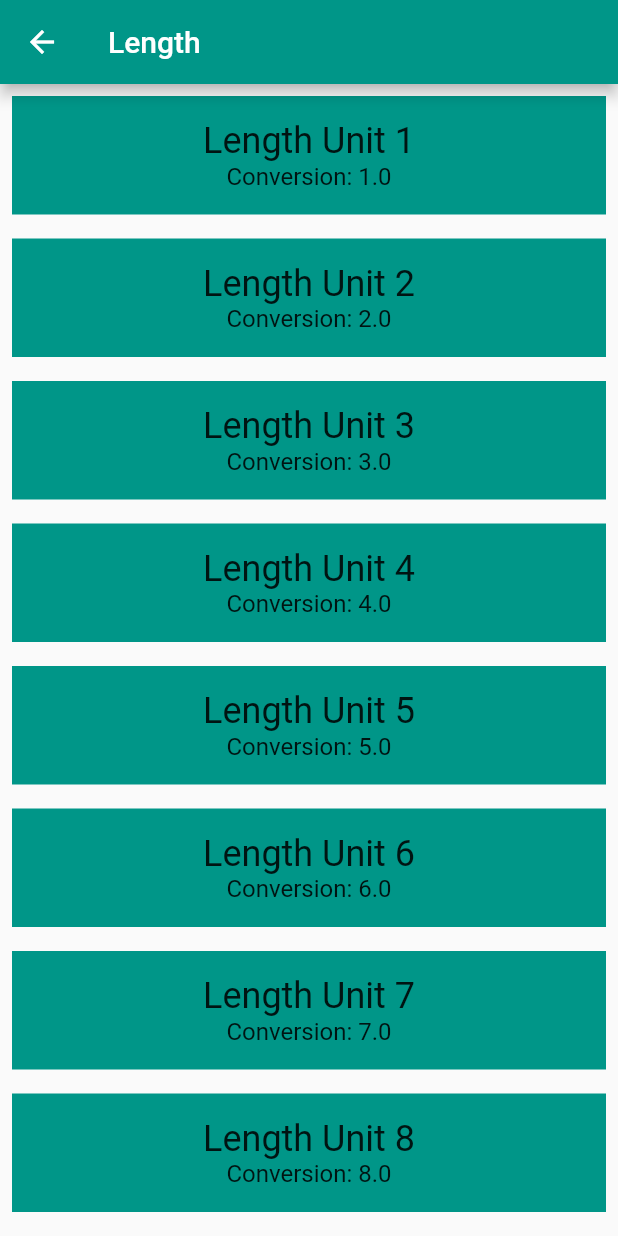
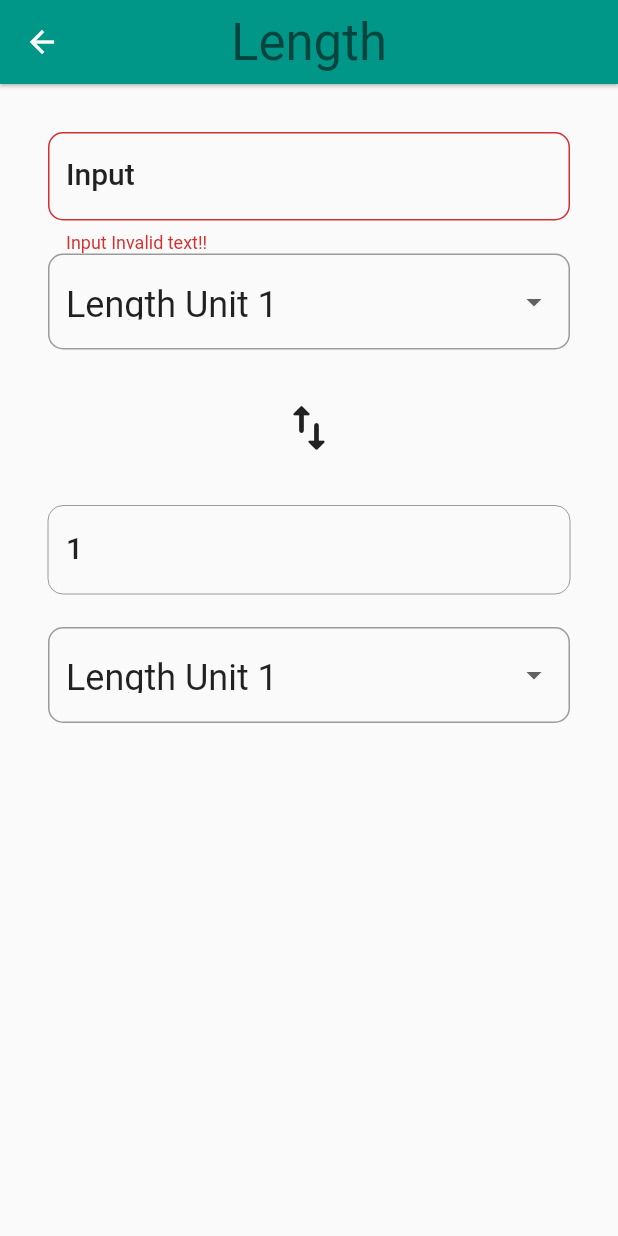
Before and after one commit to hamidkhadem/unit_convert_app, a Flutter app: the screen it shows after launch, after a tap on "Length", on a phone screen of 412 x 824 dp. Run offline on Flutter 3.47's test engine with Material 2 defaults, Android fonts, the phone set to English and light mode, and no system bars.

Commit message:
add input screen by myself

```diff
--- a/lib/category.dart
+++ b/lib/category.dart
@@ -6,6 +6,8 @@
 
 // To keep your imports tidy, follow the ordering guidelines at
 // https://www.dartlang.org/guides/language/effective-dart/style#ordering
+// import 'dart:html';
+
 import 'package:flutter/material.dart';
 
 import 'package:unit_convert_app/converter_route.dart';
@@ -44,7 +46,7 @@ class Category extends StatelessWidget {
   /// Navigates to the [ConverterRoute].
   void _navigateToConverter(BuildContext context) {
     // TODO: Using the Navigator, navigate to the [ConverterRoute]
-    Navigator.push<void>(
+    /*   Navigator.push<void>(
       context,
       MaterialPageRoute<void>(
         builder: (BuildContext context) {
@@ -59,17 +61,33 @@ class Category extends StatelessWidget {
               units: units,
             ),
           );
-          /*return MaterialApp(
+          */ /*return MaterialApp(
             title: name,
             home: ConverterRoute(
               name: name,
               units: units,
               color: color,
             ),
-          );*/
+          );*/ /*
         },
       ),
-    );
+    );*/
+    Navigator.of(context)
+        .push(MaterialPageRoute(builder: (BuildContext context) {
+      return Scaffold(
+        appBar: AppBar(
+          elevation: 1.0,
+          title: Text(name,
+          style: Theme.of(context).textTheme.headline4,),
+          centerTitle: true,
+          backgroundColor: color,
+        ),
+        body: ConverterRoute(
+          color: color,
+          units: units,
+        ),
+      );
+    }));
     // Navigator.push(context, route);
   }
 
--- a/lib/category_route.dart
+++ b/lib/category_route.dart
@@ -16,9 +16,14 @@ final _backgroundColor = Colors.green[100];
 ///
 /// While it is named CategoryRoute, a more apt name would be CategoryScreen,
 /// because it is responsible for the UI at the route's destination.
-class CategoryRoute extends StatelessWidget {
+class CategoryRoute extends StatefulWidget {
   const CategoryRoute({Key? key}) : super(key: key);
 
+  @override
+  State<CategoryRoute> createState() => _CategoryRoute();
+}
+
+class _CategoryRoute extends State<CategoryRoute> {
   static const _categoryNames = <String>[
     'Length',
     'Area',
--- a/lib/converter_route.dart
+++ b/lib/converter_route.dart
@@ -2,38 +2,165 @@
 // Use of this source code is governed by a BSD-style license that can be
 // found in the LICENSE file.
 
+// ignore_for_file: unused_element
+
 import 'package:flutter/material.dart';
 
-import 'package:unit_convert_app/unit.dart';
+import 'unit.dart';
 
-/// Converter screen where users can input amounts to convert.
-///
-/// Currently, it just displays a list of mock units.
+const _padding = EdgeInsets.all(16.0 * 2);
+
+/// [ConverterRoute] where users can input amounts to convert in one [Unit]
+/// and retrieve the conversion in another [Unit] for a specific [Category].
 ///
 /// While it is named ConverterRoute, a more apt name would be ConverterScreen,
 /// because it is responsible for the UI at the route's destination.
-class ConverterRoute extends StatelessWidget {
+class ConverterRoute extends StatefulWidget {
+  /// Color for this [Category].
+  final Color color;
+
   /// Units for this [Category].
   final List<Unit> units;
-  final ColorSwatch color;
-  final String name;
 
   /// This [ConverterRoute] requires the color and units to not be null.
-  // TODO: Pass in the [Category]'s color
   const ConverterRoute({
+    required this.color,
+    required this.units,
     Key? key,
-    required this.name,
-    required this.units,
-    required this.color,
   }) : super(key: key);
 
   @override
+  _ConverterRouteState createState() => _ConverterRouteState();
+}
+
+class _ConverterRouteState extends State<ConverterRoute> {
+  // TODO: Set some variables, such as for keeping track of the user's input
+  // value and units
+  double? _value;
+  String? _dropdwounUnit;
+
+  @override
+  void initState() {
+    _dropdwounUnit = widget.units.first.name;
+  } // TODO: Determine whether you need to override anything, such as initState()
+
+  // TODO: Add other helper functions. We've given you one, _format()
+
+  /// Clean up conversion; trim trailing zeros, e.g. 5.500 -> 5.5, 10.0 -> 10
+  String _format(double conversion) {
+    var outputNum = conversion.toStringAsPrecision(7);
+    if (outputNum.contains('.') && outputNum.endsWith('0')) {
+      var i = outputNum.length - 1;
+      while (outputNum[i] == '0') {
+        i -= 1;
+      }
+      outputNum = outputNum.substring(0, i + 1);
+    }
+    if (outputNum.endsWith('.')) {
+      return outputNum.substring(0, outputNum.length - 1);
+    }
+    return outputNum;
+  }
+
+  @override
   Widget build(BuildContext context) {
-    // Here is just a placeholder for a list of mock units
-    final unitWidgets = units.map((Unit unit) {
-      // TODO: Set the color for this Container
+    // TODO: Create the 'input' group of widgets. This is a Column that
+    // includes the input value, and 'from' unit [Dropdown].
+    final input = Padding(
+      padding: _padding,
+      child: Column(
+        crossAxisAlignment: CrossAxisAlignment.stretch,
+        children: <Widget>[
+          TextField(
+            keyboardType: TextInputType.number,
+            // style: Theme.of(context).textTheme.bodyText2,
+            decoration: InputDecoration(
+                labelText: 'Input',
+                labelStyle: Theme.of(context).textTheme.headline6,
+                border: OutlineInputBorder(
+                  borderRadius: BorderRadius.circular(10.0),
+                ),
+                errorText: "Input Invalid text!!"),
+          ),
+          DropdownButtonFormField(
+              style: Theme.of(context).textTheme.headline5,
+              decoration: InputDecoration(
+                  border: OutlineInputBorder(
+                      borderRadius: BorderRadius.circular(10.0))),
+              value: _dropdwounUnit,
+              items: widget.units.map<DropdownMenuItem<String>>((Unit unit) {
+                return DropdownMenuItem<String>(
+                  child: Text(unit.name!),
+                  value: unit.name,
+                );
+              }).toList(),
+              onChanged: (String? newValue) {
+                setState(() {
+                  _dropdwounUnit = newValue!;
+                });
+              })
+        ],
+      ),
+    );
+
+    // TODO: Create a compare arrows icon.
+    const compareArrows = Icon(
+      Icons.import_export_rounded,
+      size: 40.0,
+    );
+
+    // TODO: Create the 'output' group of widgets. This is a Column that
+    // includes the output value, and 'to' unit [Dropdown].
+    final output = Padding(
+      padding: _padding,
+      child: Column(
+        crossAxisAlignment: CrossAxisAlignment.stretch,
+        children: <Widget>[
+          TextField(
+            enabled: false,
+            // style: Theme.of(context).textTheme.bodyText2,
+            decoration: InputDecoration(
+                labelText: _format(widget.units.first.conversion!),
+                labelStyle: Theme.of(context).textTheme.headline6,
+                border: OutlineInputBorder(
+                  borderRadius: BorderRadius.circular(10.0),
+                ),
+                errorText: "Input Invalid text!!"),
+          ),
+          DropdownButtonFormField(
+              style: Theme.of(context).textTheme.headline5,
+              decoration: InputDecoration(
+                  border: OutlineInputBorder(
+                      borderRadius: BorderRadius.circular(10.0))),
+              value: _dropdwounUnit,
+              items: widget.units.map<DropdownMenuItem<String>>((Unit unit) {
+                return DropdownMenuItem<String>(
+                  child: Text(unit.name!),
+                  value: unit.name,
+                );
+              }).toList(),
+              onChanged: (String? newValue) {
+                setState(() {
+                  _dropdwounUnit = newValue!;
+                });
+              })
+        ],
+      ),
+    );
+
+    // TODO: Return the input, arrows, and output widgets, wrapped in a Column.
+    return Column(
+      children: [
+        input,
+        compareArrows,
+        output,
+      ],
+    );
+
+    // TODO: Delete the below placeholder code.
+    final unitWidgets = widget.units.map((Unit unit) {
       return Container(
-        color: color,
+        color: widget.color,
         margin: const EdgeInsets.all(8.0),
         padding: const EdgeInsets.all(16.0),
         child: Column(
@@ -51,8 +178,9 @@ class ConverterRoute extends StatelessWidget {
       );
     }).toList();
 
-    return ListView(
+    /*return ListView(
       children: unitWidgets,
-    );
+    );*/
+    return input;
   }
 }
--- a/lib/main.dart
+++ b/lib/main.dart
@@ -9,6 +9,15 @@ import 'package:flutter/material.dart';
 // a package import, as shown below.
 // More details at http://dart-lang.github.io/linter/lints/avoid_relative_lib_imports.html
 import 'package:unit_convert_app/category_route.dart';
+
+final color = [
+  Color(0xFF013487),
+  Color(0xFF4CD132),
+  Color(0xFFFFFF),
+  Color.fromARGB(0xFF, 0x42, 0xA5, 0xF5),
+  Color.fromARGB(255, 66, 165, 245),
+  Color.fromRGBO(66, 165, 245, 1.0)
+];
 
 /// The function that is called when main.dart is run.
 void main() {
```
